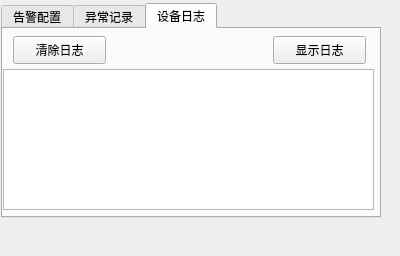
Before: the Qt Designer form alarmlog_widget.ui in Flyctt123/XSJ-1800R-V, drawn with Qt 5.
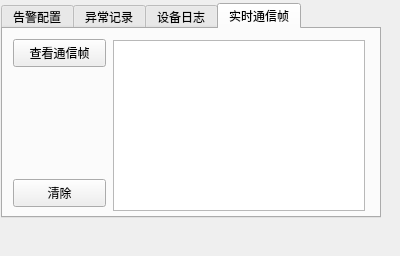
After: the same form once the commit is applied.

What changed in the file:
```diff
--- a/alarmlog_widget.ui
+++ b/alarmlog_widget.ui
@@ -31,7 +31,7 @@
 }</string>
    </property>
    <property name="currentIndex">
-    <number>2</number>
+    <number>3</number>
    </property>
    <widget class="QWidget" name="tab_3">
     <attribute name="title">
@@ -264,6 +264,52 @@
      </property>
     </widget>
    </widget>
+   <widget class="QWidget" name="tab_4">
+    <attribute name="title">
+     <string>实时通信帧</string>
+    </attribute>
+    <widget class="QPlainTextEdit" name="plainTextEdit_comm_show">
+     <property name="geometry">
+      <rect>
+       <x>110</x>
+       <y>11</y>
+       <width>252</width>
+       <height>171</height>
+      </rect>
+     </property>
+     <property name="font">
+      <font>
+       <pointsize>8</pointsize>
+      </font>
+     </property>
+    </widget>
+    <widget class="QPushButton" name="pushButton_comm_show">
+     <property name="geometry">
+      <rect>
+       <x>10</x>
+       <y>10</y>
+       <width>93</width>
+       <height>28</height>
+      </rect>
+     </property>
+     <property name="text">
+      <string>查看通信帧</string>
+     </property>
+    </widget>
+    <widget class="QPushButton" name="pushButton_comm_clear">
+     <property name="geometry">
+      <rect>
+       <x>10</x>
+       <y>150</y>
+       <width>93</width>
+       <height>28</height>
+      </rect>
+     </property>
+     <property name="text">
+      <string>清除</string>
+     </property>
+    </widget>
+   </widget>
   </widget>
  </widget>
  <resources/>
```
